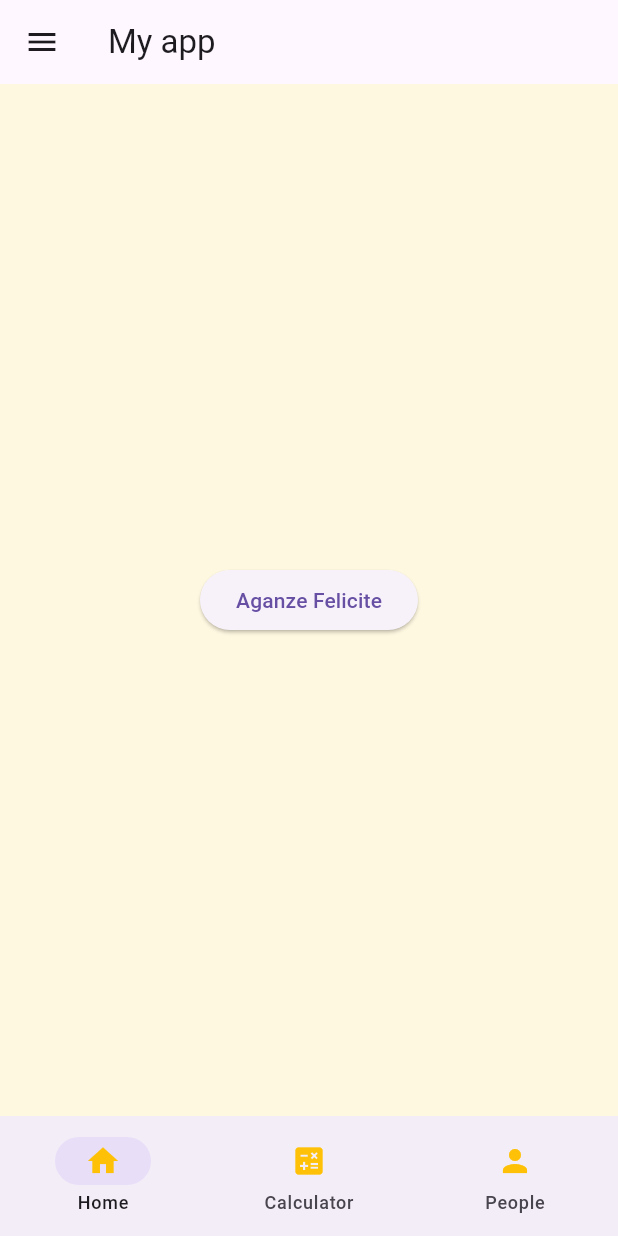
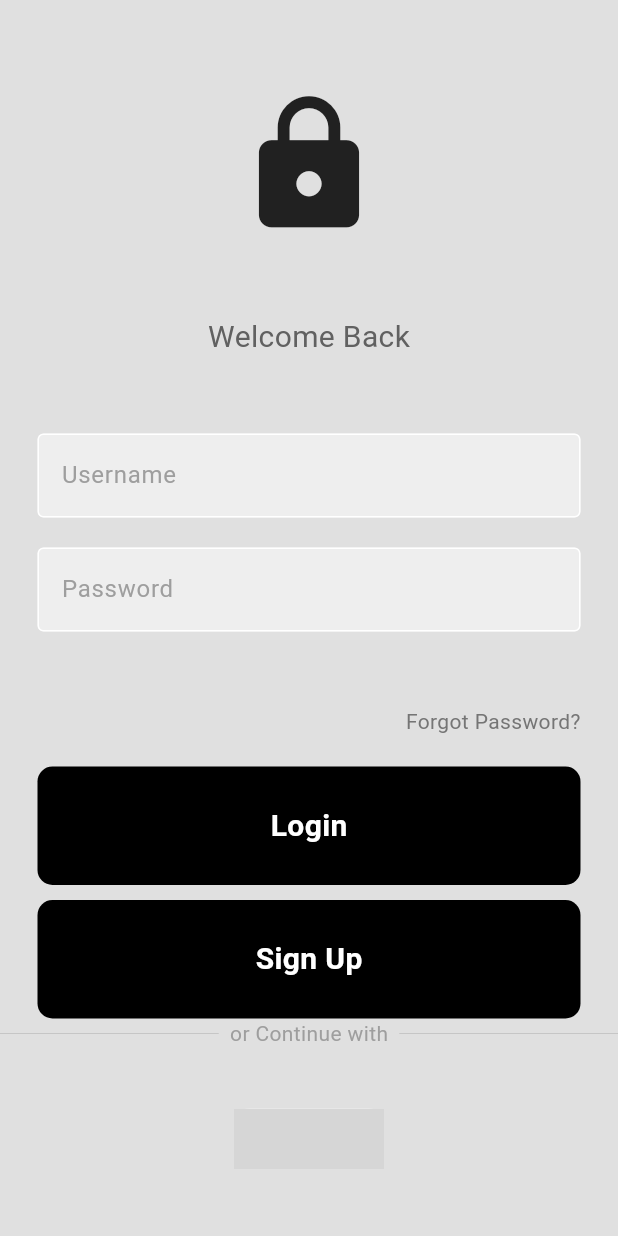
Before and after one commit to AganzeFelicite/mobile-ass-2, a Flutter app: the screen it shows after launch, on a phone screen of 412 x 824 dp. Run offline on Flutter 3.47's test engine with Material 3 defaults, Android fonts, the phone set to English and light mode, and no system bars; our stand-ins replace math_expressions, shared_preferences; network calls fail; grey boxes are pictures that could not be loaded.

```diff
--- /dev/null
+++ b/assignment2_flutter/lib/components/button.dart
@@ -0,0 +1,29 @@
+import 'package:flutter/material.dart';
+
+class MyBtn extends StatelessWidget {
+  final Function()? onTap;
+  final String btnTxt;
+  MyBtn({Key? key, required this.onTap, required this.btnTxt})
+      : super(key: key);
+  @override
+  Widget build(BuildContext context) {
+    return GestureDetector(
+      onTap: onTap,
+      child: Container(
+        padding: const EdgeInsets.all(25),
+        margin: const EdgeInsets.symmetric(horizontal: 25.0),
+        decoration: BoxDecoration(
+          borderRadius: BorderRadius.circular(10),
+          color: Colors.black,
+        ),
+        child: Center(
+          child: Text(
+            btnTxt,
+            style: TextStyle(
+                color: Colors.white, fontSize: 20, fontWeight: FontWeight.bold),
+          ),
+        ),
+      ),
+    );
+  }
+}
--- /dev/null
+++ b/assignment2_flutter/lib/components/input.dart
@@ -0,0 +1,39 @@
+import 'package:flutter/material.dart';
+
+class Inputs extends StatelessWidget {
+  final controller;
+  final String hintText;
+  final bool obscureText;
+
+  const Inputs(
+      {super.key,
+      this.controller,
+      this.hintText = '',
+      this.obscureText = false});
+
+  @override
+  Widget build(BuildContext context) {
+    return Padding(
+      padding: const EdgeInsets.symmetric(horizontal: 25.0),
+      child: TextField(
+        controller: controller,
+        obscureText: obscureText,
+        style: TextStyle(color: Colors.grey.shade600),
+        decoration: InputDecoration(
+          enabledBorder: const OutlineInputBorder(
+            borderSide: BorderSide(color: Colors.white),
+          ),
+          focusedBorder: OutlineInputBorder(
+            borderSide: BorderSide(
+              color: Colors.grey.shade400,
+            ),
+          ),
+          fillColor: Colors.grey.shade200,
+          filled: true,
+          hintText: hintText,
+          hintStyle: TextStyle(color: Colors.grey[500]),
+        ),
+      ),
+    );
+  }
+}
--- /dev/null
+++ b/assignment2_flutter/lib/components/square_tile.dart
@@ -0,0 +1,23 @@
+import 'package:flutter/material.dart';
+
+class SquareTile extends StatelessWidget {
+  final String imagePath;
+  SquareTile({required this.imagePath});
+
+  @override
+  Widget build(BuildContext context) {
+    return Center(
+      child: Container(
+        decoration: BoxDecoration(
+          borderRadius: BorderRadius.circular(10),
+          color: Colors.grey.shade200,
+        ),
+        width: 100.0,
+        child: Image.network(
+          imagePath,
+          height: 40.0,
+        ),
+      ),
+    );
+  }
+}
--- /dev/null
+++ b/assignment2_flutter/lib/login_page.dart
@@ -0,0 +1,132 @@
+import 'package:flutter/material.dart';
+import 'package:helloworld/components/button.dart';
+import 'package:helloworld/components/input.dart';
+import 'package:helloworld/components/square_tile.dart';
+import 'package:helloworld/main.dart';
+
+class Login extends StatefulWidget {
+  Login({Key? key}) : super(key: key);
+
+  @override
+  _LoginState createState() => _LoginState();
+}
+
+class _LoginState extends State<Login> {
+  final userNameController = TextEditingController();
+  final passwordController = TextEditingController();
+  bool isDarkMode = false;
+
+  void userLogin(BuildContext context) {
+    Navigator.of(context).push(MaterialPageRoute(
+      builder: (BuildContext context) {
+        return RootPage(
+          onThemeChanged: (bool isDarkMode) {
+            setState(() {
+              this.isDarkMode = isDarkMode;
+            });
+          },
+        );
+      },
+    ));
+  }
+
+  @override
+  Widget build(BuildContext context) {
+    return Scaffold(
+      backgroundColor: Colors.grey[300],
+      body: Center(
+        child: Column(
+          children: [
+            const SizedBox(
+              height: 60,
+            ),
+            Icon(
+              Icons.lock,
+              size: 100,
+              color: Colors.grey.shade900,
+            ),
+            const SizedBox(
+              height: 50,
+            ),
+            Text(
+              'Welcome Back',
+              style: TextStyle(fontSize: 20.0, color: Colors.grey.shade700),
+            ),
+            const SizedBox(
+              height: 50,
+            ),
+            Inputs(
+              controller: userNameController,
+              obscureText: false,
+              hintText: 'Username',
+            ),
+            const SizedBox(
+              height: 20,
+            ),
+            Inputs(
+              controller: passwordController,
+              obscureText: true,
+              hintText: 'Password',
+            ),
+            const SizedBox(
+              height: 50,
+            ),
+            Padding(
+              padding: const EdgeInsets.symmetric(horizontal: 25.0),
+              child: Row(
+                mainAxisAlignment: MainAxisAlignment.end,
+                children: [
+                  Text(
+                    'Forgot Password?',
+                    style: TextStyle(
+                      color: Colors.grey[600],
+                    ),
+                  ),
+                ],
+              ),
+            ),
+            const SizedBox(
+              height: 20,
+            ),
+            MyBtn(
+              btnTxt: 'Login',
+              onTap: () => userLogin(context),
+            ),
+            const SizedBox(
+              height: 10,
+            ),
+            MyBtn(
+              btnTxt: 'Sign Up',
+              onTap: () => userLogin(context),
+            ),
+            Row(
+              children: [
+                Expanded(
+                  child: Divider(
+                    thickness: 0.5,
+                    color: Colors.grey[400],
+                  ),
+                ),
+                Text('  or Continue with  ',
+                    style: TextStyle(color: Colors.grey[500])),
+                Expanded(
+                  child: Divider(
+                    thickness: 0.5,
+                    color: Colors.grey[400],
+                  ),
+                )
+              ],
+            ),
+            const SizedBox(
+              height: 40,
+            ),
+            SquareTile(
+              imagePath:
+                  "https://clipground.com/images/google-logo-clipart-transparent.png",
+            )
+          ],
+        ),
+      ),
+    );
+  }
+}
--- a/assignment2_flutter/lib/main.dart
+++ b/assignment2_flutter/lib/main.dart
@@ -4,23 +4,65 @@ import 'package:flutter/material.dart';
 import 'package:helloworld/calculator.dart';
 import 'package:helloworld/home.dart';
 import 'package:helloworld/profile.dart';
+import 'package:helloworld/login_page.dart';
+import 'package:shared_preferences/shared_preferences.dart';
 
-void main() => runApp(const MyApp());
+void main() async {
+  WidgetsFlutterBinding.ensureInitialized();
 
-class MyApp extends StatelessWidget {
-  const MyApp({super.key});
+  SharedPreferences prefs = await SharedPreferences.getInstance();
+  bool isDarkMode = prefs.getBool('darkMode') ?? false;
+
+  runApp(MyApp(isDarkMode: isDarkMode));
+}
+
+class MyApp extends StatefulWidget {
+  final bool isDarkMode;
+
+  const MyApp({Key? key, required this.isDarkMode}) : super(key: key);
+
+  @override
+  _MyAppState createState() => _MyAppState();
+}
+
+class _MyAppState extends State<MyApp> {
+  bool isDarkMode = true;
+
+  @override
+  void initState() {
+    super.initState();
+    isDarkMode = widget.isDarkMode;
+  }
+
   @override
   Widget build(BuildContext context) {
     return MaterialApp(
-      theme: ThemeData(primarySwatch: Colors.amber),
       debugShowCheckedModeBanner: false,
-      home: const RootPage(),
+      theme: isDarkMode
+          ? ThemeData(
+              brightness: Brightness.dark,
+            )
+          : ThemeData(
+              brightness: Brightness.light,
+            ),
+      // home: RootPage(
+      //   onThemeChanged: (bool isDarkMode) {
+      //     setState(() {
+      //       this.isDarkMode = isDarkMode;
+      //     });
+      //   },
+      // ),
+      home: Login(),
     );
   }
 }
 
 class RootPage extends StatefulWidget {
-  const RootPage({super.key});
+  final Function(bool) onThemeChanged;
+
+  const RootPage({Key? key, required this.onThemeChanged}) : super(key: key);
+
+  @override
   _RootPageState createState() => _RootPageState();
 }
 
@@ -36,20 +78,37 @@ class _RootPageState extends State<RootPage> {
   @override
   Widget build(BuildContext context) {
     return Scaffold(
-      backgroundColor: Colors.amber.shade50,
+      backgroundColor: Colors.grey.shade200,
       appBar: AppBar(
         title: const Text(
           'My app',
         ),
+        actions: [
+          IconButton(
+            icon: const Icon(Icons.brightness_4),
+            onPressed: () async {
+              SharedPreferences prefs = await SharedPreferences.getInstance();
+              bool darkMode = prefs.getBool('darkMode') ?? false;
+
+              setState(() {
+                darkMode = !darkMode;
+                widget.onThemeChanged(darkMode);
+                prefs.setBool('darkMode', darkMode);
+              });
+            },
+          ),
+        ],
       ),
       drawer: Drawer(
-        backgroundColor: Colors.amberAccent.shade100,
+        backgroundColor: Colors.grey.shade200,
         child: ListView(
           padding: EdgeInsets.zero,
           children: [
             UserAccountsDrawerHeader(
-              accountName: const Text('Student'),
-              accountEmail: const Text('Aganz1844'),
+              accountName: const Text('Student',
+                  style: TextStyle(fontSize: 15, color: Colors.black)),
+              accountEmail: const Text('Aganz1844',
+                  style: TextStyle(fontSize: 15, color: Colors.black)),
               currentAccountPicture: CircleAvatar(
                 child: CircleAvatar(
                   backgroundImage: NetworkImage(
@@ -66,24 +125,26 @@ class _RootPageState extends State<RootPage> {
         ),
       ),
       body: pages[currentPage],
-      bottomNavigationBar: NavigationBar(
-        destinations: const [
-          NavigationDestination(
-            icon: Icon(Icons.home, color: Colors.amber),
+      bottomNavigationBar: BottomNavigationBar(
+        items: const [
+          BottomNavigationBarItem(
+            icon: Icon(Icons.home, color: Colors.white),
             label: 'Home',
           ),
-          NavigationDestination(
-              icon: Icon(Icons.calculate, color: Colors.amber),
+          BottomNavigationBarItem(
+              icon: Icon(Icons.calculate, color: Colors.white),
               label: 'Calculator'),
-          NavigationDestination(
-              icon: Icon(Icons.person, color: Colors.amber), label: 'People'),
+          BottomNavigationBarItem(
+              icon: Icon(Icons.person, color: Colors.white), label: 'People'),
         ],
-        onDestinationSelected: (int index) {
+        currentIndex: currentPage,
+        onTap: (int index) {
           setState(() {
             currentPage = index;
           });
         },
-        selectedIndex: currentPage,
+        selectedItemColor: Colors.white,
+        // backgroundColor: Colors.blue,
       ),
     );
   }
@@ -93,14 +154,13 @@ class _RootPageState extends State<RootPage> {
       title: Text(title),
       leading: Icon(icon),
       onTap: () {
-        // Navigate to the corresponding page and update the selected index
-        Navigator.pop(context); // Close the drawer
+        Navigator.pop(context);
         setState(() {
           currentPage = index;
           selectedDrawerIndex = index;
         });
       },
-      selected: selectedDrawerIndex == index, // Highlight the selected item
+      selected: selectedDrawerIndex == index,
     );
   }
 }
--- a/assignment2_flutter/pubspec.yaml
+++ b/assignment2_flutter/pubspec.yaml
@@ -10,6 +10,8 @@ dependencies:
   flutter:
     sdk: flutter
   math_expressions: ^2.0.0
+  provider: ^5.0.0
+  shared_preferences: ^2.2.2
 
 dev_dependencies:
   flutter_test:
```
Also changed, not shown: assignment2_flutter/lib/aganzePage.dart (+4 -6 lines), assignment2_flutter/lib/themeStyles.dart (added, +30 -0 lines), assignment2_flutter/lib/signup.dart (added), 2 other files.
